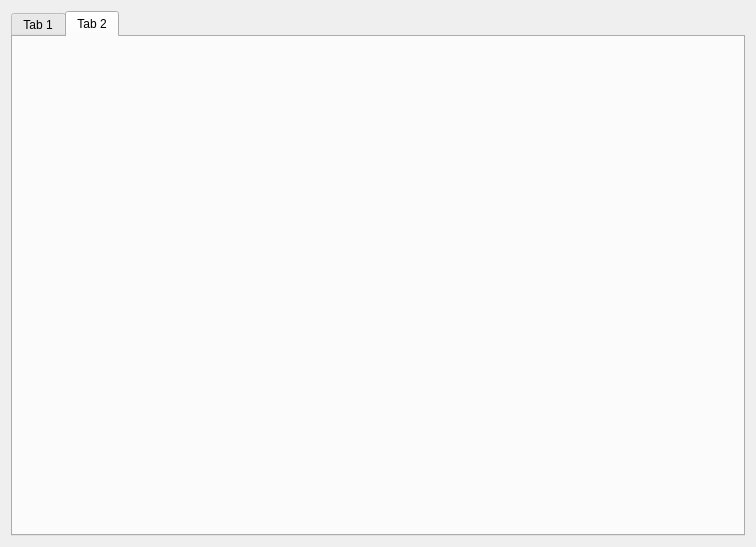
This is dataAnalysis/workspacearea.ui in xuqingxiangstu/platform as Qt 5 draws it before an edit. The edited form follows.
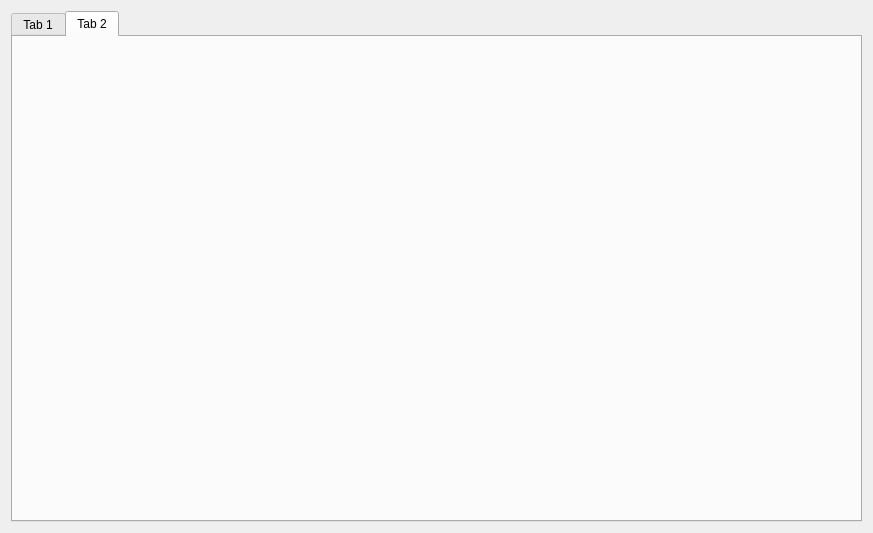
This is the edited form. The open tabs and pages were chosen to show the change.

The edit to the form file:
```diff
--- a/dataAnalysis/workspacearea.ui
+++ b/dataAnalysis/workspacearea.ui
@@ -6,8 +6,8 @@
    <rect>
     <x>0</x>
     <y>0</y>
-    <width>756</width>
-    <height>547</height>
+    <width>873</width>
+    <height>533</height>
    </rect>
   </property>
   <property name="windowTitle">
@@ -147,6 +147,11 @@
       <attribute name="title">
        <string>Tab 2</string>
       </attribute>
+      <layout class="QHBoxLayout" name="horizontalLayout_2">
+       <item>
+        <layout class="QVBoxLayout" name="verticalLayout_2"/>
+       </item>
+      </layout>
      </widget>
     </widget>
    </item>
```
Left out of the diff: 2 changed lines with no effect on the pictures.
